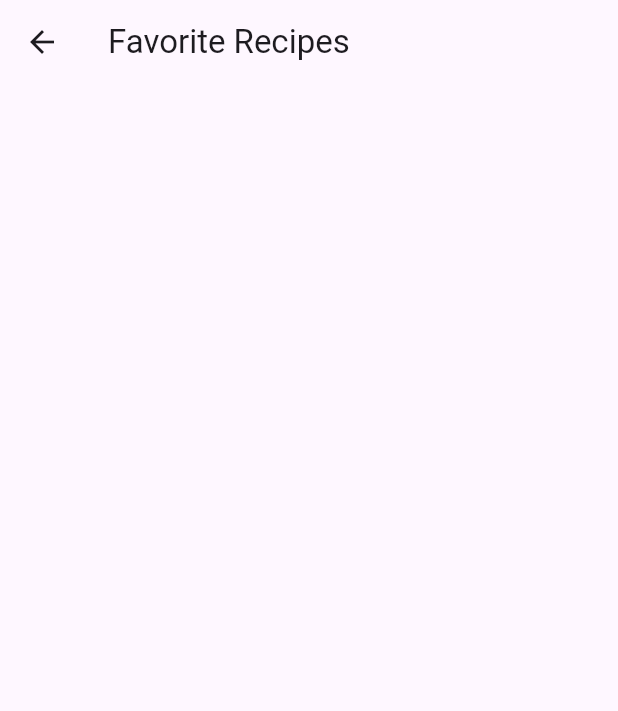
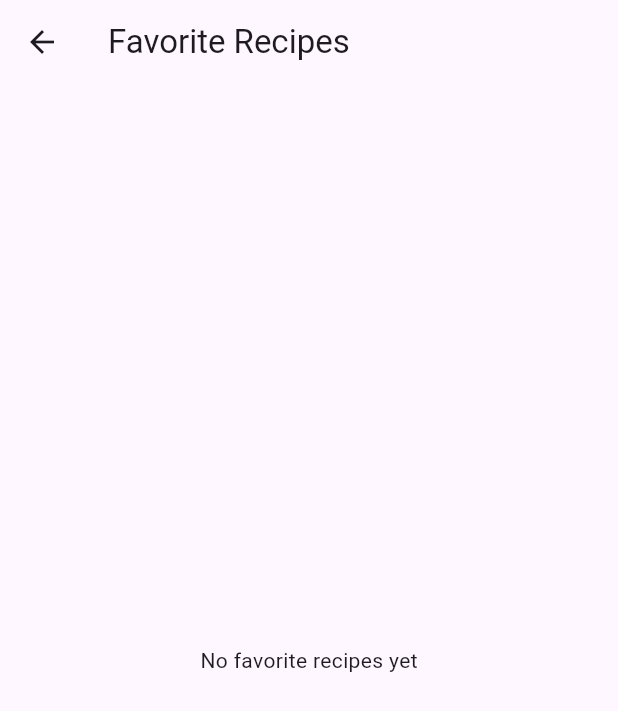
Before and after one commit to bashapu/recipe_book_app, a Flutter app: the screen it shows after launch, after a tap on the "favorite" icon, on a phone screen of 412 x 824 dp. Shown: the top 711 px of the screen. Run offline on Flutter 3.47's test engine with Material 3 defaults, Android fonts, the phone set to English and light mode, and no system bars.

Commit message:
Final Changes and Fix

```diff
--- /dev/null
+++ b/lib/favorite_recipe_notifier.dart
@@ -0,0 +1,22 @@
+import 'package:flutter/material.dart';
+import 'recipe.dart';
+
+class FavoriteRecipeNotifier with ChangeNotifier {
+  List<Recipe> _favoriteRecipes = [];
+
+  List<Recipe> get favoriteRecipes => _favoriteRecipes;
+
+  // Add a recipe to favorites
+  void addFavoriteRecipe(Recipe recipe) {
+    if (!_favoriteRecipes.contains(recipe)) {
+      _favoriteRecipes.add(recipe);
+      notifyListeners();
+    }
+  }
+
+  // Remove a recipe from favorites
+  void removeFavoriteRecipe(Recipe recipe) {
+    _favoriteRecipes.remove(recipe);
+    notifyListeners();
+  }
+}
--- a/lib/favorites_screen.dart
+++ b/lib/favorites_screen.dart
@@ -1,21 +1,31 @@
 import 'package:flutter/material.dart';
+import 'package:provider/provider.dart';
+import 'favorite_recipe_notifier.dart';
+import 'details_screen.dart';
 
 class FavoritesScreen extends StatelessWidget {
-  final List<String> favoriteRecipes;
-
-  FavoritesScreen({required this.favoriteRecipes});
-
   @override
   Widget build(BuildContext context) {
+    final favoriteRecipes = Provider.of<FavoriteRecipeNotifier>(context).favoriteRecipes;
+
     return Scaffold(
-      appBar: AppBar(
-        title: Text("Favorite Recipes"),
-      ),
-      body: ListView.builder(
+      appBar: AppBar(title: Text("Favorite Recipes")),
+      body: favoriteRecipes.isEmpty
+          ? Center(child: Text("No favorite recipes yet"))
+          : ListView.builder(
               itemCount: favoriteRecipes.length,
               itemBuilder: (context, index) {
+                final recipe = favoriteRecipes[index];
                 return ListTile(
-            title: Text(favoriteRecipes[index]),
+                  title: Text(recipe.name),
+                  onTap: () {
+                      Navigator.push(
+                        context,
+                        MaterialPageRoute(
+                          builder: (context) => DetailsScreen(recipe: recipe),
+                        ),
+                      );
+                    },
                 );
               },
             ),
--- a/lib/home_screen.dart
+++ b/lib/home_screen.dart
@@ -1,37 +1,55 @@
 import 'package:flutter/material.dart';
+import 'package:provider/provider.dart';
+import 'recipe.dart';
+import 'details_screen.dart';
+import 'favorite_recipe_notifier.dart';
 
 class HomeScreen extends StatelessWidget {
-  final List<String> recipes = ["Pasta", "Tacos", "Butter Chicken", "Chicken Biryani"];
+  final List<Recipe> recipes = [
+    Recipe(
+      name: "Pasta",
+      ingredients: "Pasta, Tomato Sauce, Garlic, Basil",
+      instructions: "Boil pasta, cook sauce, mix together.",
+    ),
+    Recipe(
+      name: "Fried Rice",
+      ingredients: "Cooked, Chilled Rice, Eggs, Carrots, Onions, Green Onions and Peas, Garlic, Soy Sauce, Toasted Sesame Oil, Butter",
+      instructions: "Scramble eggs, Sauté veggies and garlic, Stir fry rice, Remove pan from heat, Taste and season, Serve",
+    ),
+    Recipe(
+      name: "Butter Chicken",
+      ingredients: "Chicken, Butter or Ghee, Onion, Garlic, Ginger, Tomato Paste, Lemon Juice, Garam Masala, and Ground Cumin.",
+      instructions: "Marinate the chicken, Grill the chicken, In a pan, cook the onions, garlic, and ginger, Add the tomato paste, spices, and other ingredients, Pour the spiced gravy over the chicken"
+    ),
+  ];
 
   @override
   Widget build(BuildContext context) {
     return Scaffold(
-      appBar: AppBar(
-        title: Text("Recipe Book"),
-        actions: [
-          IconButton(
-            icon: Icon(Icons.favorite),
-            onPressed: () {
-              Navigator.pushNamed(context, '/favorites');
-            },
-          ),
-        ],
-      ),
+      appBar: AppBar(title: Text("Recipe Book")),
       body: ListView.builder(
         itemCount: recipes.length,
         itemBuilder: (context, index) {
+          final recipe = recipes[index];
           return ListTile(
-            title: Text(recipes[index]),
+            title: Text(recipe.name),
             onTap: () {
-              Navigator.pushNamed(
+              Navigator.push(
                 context,
-                '/details',
-                arguments: recipes[index],
+                MaterialPageRoute(
+                  builder: (context) => DetailsScreen(recipe: recipe),
+                ),
               );
             },
           );
         },
       ),
+      floatingActionButton: FloatingActionButton(
+        onPressed: () {
+          Navigator.pushNamed(context, '/favorites');
+        },
+        child: Icon(Icons.favorite),
+      ),
     );
   }
 }
--- a/lib/main.dart
+++ b/lib/main.dart
@@ -1,15 +1,19 @@
 import 'package:flutter/material.dart';
+import 'package:provider/provider.dart';
 import 'home_screen.dart';
-import 'details_screen.dart';
 import 'favorites_screen.dart';
+import 'favorite_recipe_notifier.dart';
 
 void main() {
-  runApp(MyApp());
+  runApp(
+    ChangeNotifierProvider(
+      create: (_) => FavoriteRecipeNotifier(),
+      child: MyApp(),
+    ),
+  );
 }
 
 class MyApp extends StatelessWidget {
-  List<String> favoriteRecipes = [];
-
   @override
   Widget build(BuildContext context) {
     return MaterialApp(
@@ -17,8 +21,7 @@ class MyApp extends StatelessWidget {
       initialRoute: '/',
       routes: {
         '/': (context) => HomeScreen(),
-        '/details': (context) => DetailsScreen(),
-        '/favorites': (context) => FavoritesScreen(favoriteRecipes: favoriteRecipes),
+        '/favorites': (context) => FavoritesScreen(),
       },
     );
   }
--- /dev/null
+++ b/lib/recipe.dart
@@ -0,0 +1,11 @@
+class Recipe {
+  final String name;
+  final String ingredients;
+  final String instructions;
+
+  Recipe({
+    required this.name,
+    required this.ingredients,
+    required this.instructions,
+  });
+}
--- a/pubspec.yaml
+++ b/pubspec.yaml
@@ -30,6 +30,7 @@ environment:
 dependencies:
   flutter:
     sdk: flutter
+  provider: ^6.1.2
 
   # The following adds the Cupertino Icons font to your application.
   # Use with the CupertinoIcons class for iOS style icons.
```
Also changed, not shown: lib/details_screen.dart (+36 -22 lines). Lines whose indentation alone changed are shown as unchanged.
